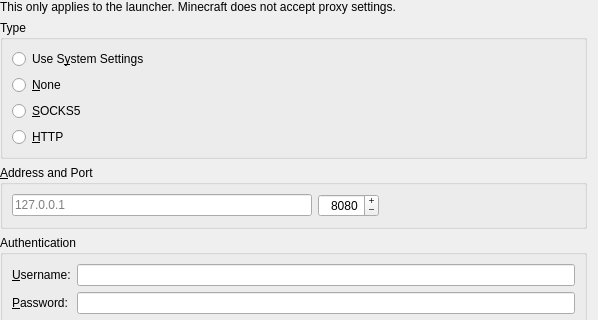
FreesmTeam/FreesmLauncher, file launcher/ui/pages/global/ProxyPage.ui: the form before one commit; both pictures show x 0 to 598 and y 0 to 320 of the 598 by 617 pixel window.
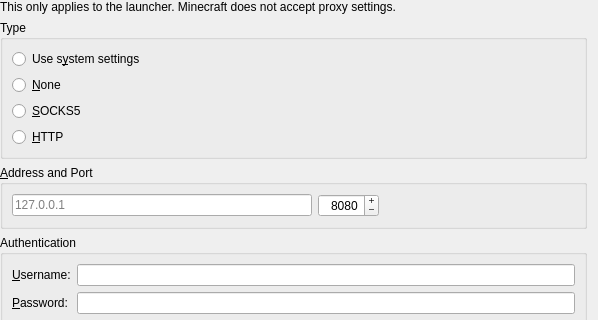
The form after the commit.

The edit to the form file:
```diff
--- a/launcher/ui/pages/global/ProxyPage.ui
+++ b/launcher/ui/pages/global/ProxyPage.ui
@@ -51,7 +51,7 @@
          <string>Uses your system's default proxy settings.</string>
         </property>
         <property name="text">
-         <string>Use S&amp;ystem Settings</string>
+         <string>Use s&amp;ystem settings</string>
         </property>
         <attribute name="buttonGroup">
          <string notr="true">proxyGroup</string>
```
